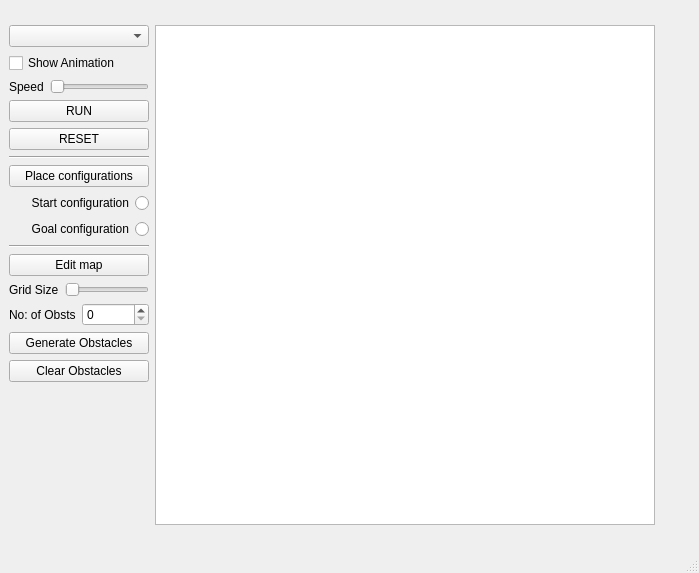
Above: ui/mainwindow.ui from mlsdpk/pathfinding-visualizer-qt before the change. Below: the same form after it.
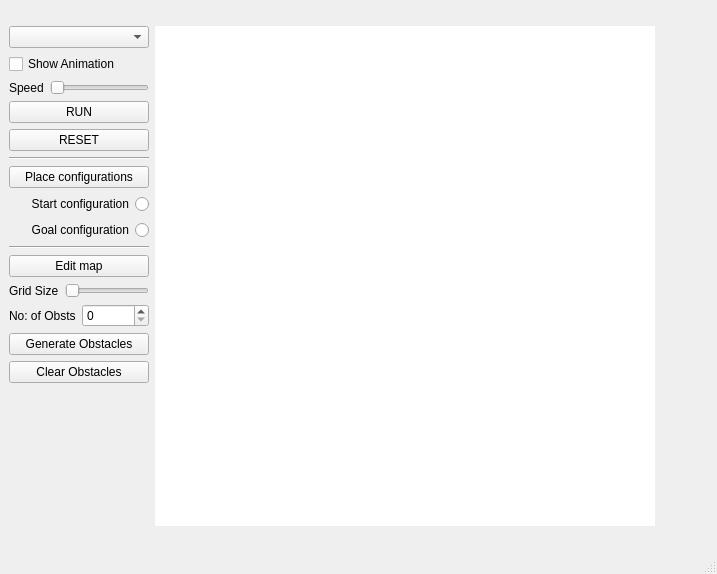
That is the form after the change.

Commit message: Add margin bwt grids

```diff
--- a/ui/mainwindow.ui
+++ b/ui/mainwindow.ui
@@ -6,8 +6,8 @@
    <rect>
     <x>0</x>
     <y>0</y>
-    <width>699</width>
-    <height>573</height>
+    <width>717</width>
+    <height>574</height>
    </rect>
   </property>
   <property name="sizePolicy">
@@ -211,6 +211,9 @@
         <height>10</height>
        </size>
       </property>
+      <property name="styleSheet">
+       <string notr="true">padding: -10px -10px -10px -10px;</string>
+      </property>
      </widget>
     </item>
    </layout>
```
Left out of the diff: 4 changed lines with no effect on the pictures. The commit also changes 2 other files.
